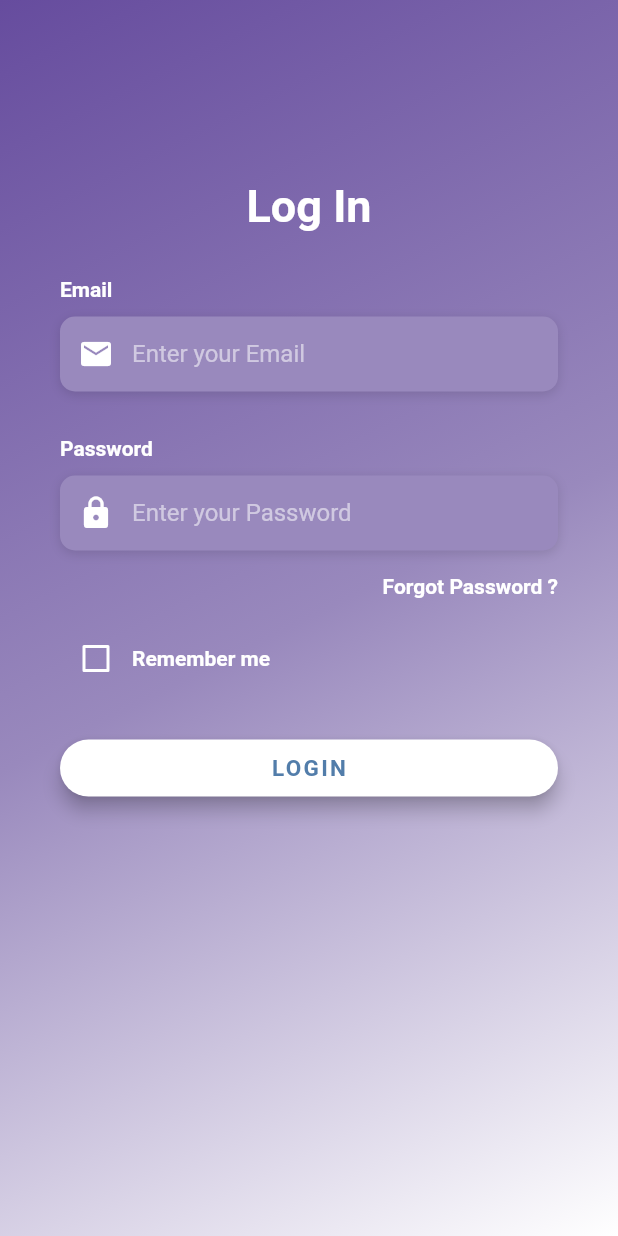
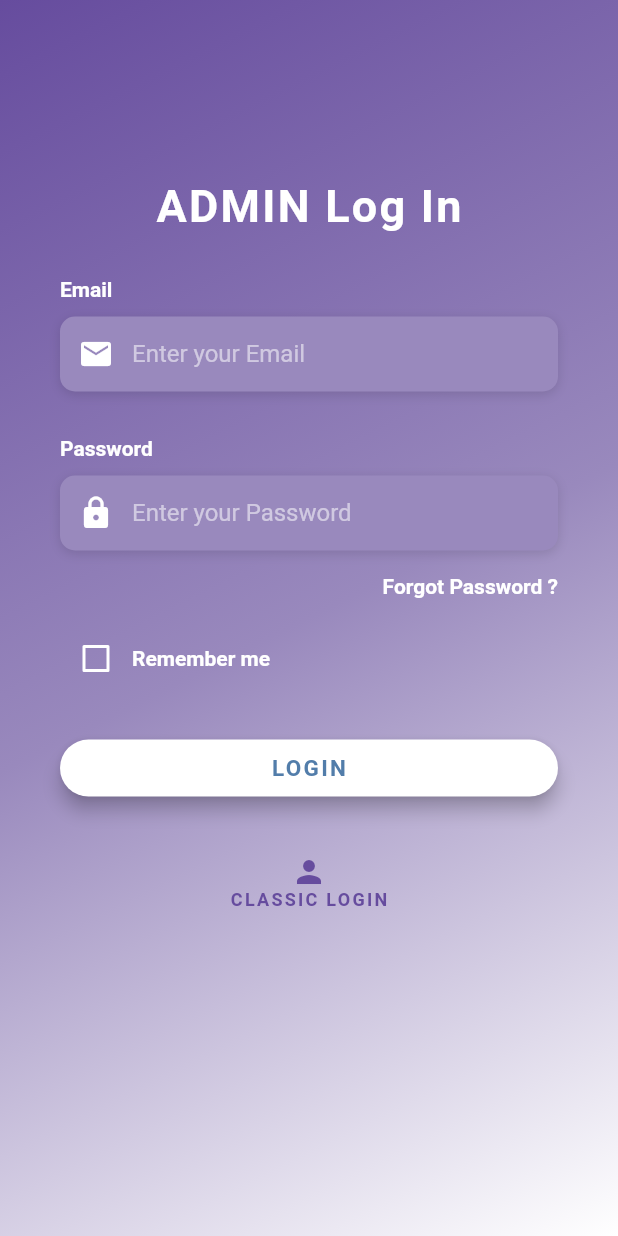
Before and after one commit to yenlydu/Fluttech, a Flutter app: the screen it shows after launch, after a tap on "Forgot Password ?", on a phone screen of 412 x 824 dp. Run offline on Flutter 3.47's test engine with Material 2 defaults, Android fonts, the phone set to English and light mode, and no system bars; our stand-ins replace carousel_slider, firebase_auth, firebase_core, image_picker, lite_rolling_switch, shared_preferences; missing offline and left inert: flappy_search_bar, flutter_statusbarcolor; accounts and stored records are empty; Roboto replaces fonts that are missing (OpenSans).

Commit message:
added admin page and starting find users page

```diff
--- a/lib/Model/Constants.dart
+++ b/lib/Model/Constants.dart
@@ -24,13 +24,75 @@ class Constants extends StatelessWidget {
   //BORDER TEMPLATE OF FRIENDS & SUBSCRIBERS
   Color friends_subscribers_border_color = new Color(0xFF0051FF);
 
-  //ICON
+  errorFieldAlert(BuildContext context) {
+    Widget okButton = FlatButton(
+      child: Text("OK"),
+      onPressed: () {Navigator.pop(context); },
+    );
 
+    // set up the AlertDialog
+    AlertDialog alert = AlertDialog(
+      title: Text("Fields empty"),
+      content: Text("Email or Password incorrect."),
+      actions: [
+        okButton,
+      ],
+    );
+
+    // show the dialog
+    showDialog(
+      context: context,
+      builder: (BuildContext context) {
+        return alert;
+      },
+    );
+  }
+
+
+  //CHANGE USER LOGIN PAGE
+  Widget buttonChangeUserPage(String displayedText, PageRouteBuilder route, BuildContext context) {
+    return Center(
+      child: FlatButton(
+        shape: RoundedRectangleBorder(
+          borderRadius: BorderRadius.circular(30.0),
+        ),
+
+        color: Colors.white.withOpacity(0),
+        onPressed: () => {  Navigator.push(
+        context,
+        route,
+        )
+      },
+        padding: EdgeInsets.all(8.0),
+        child: Column( // Replace with a Row for horizontal icon + text
+          children: <Widget>[
+            Icon(Icons.person,
+              color: Constants().app_color
+            ),
+            Text(
+              displayedText,
+              style: TextStyle(
+                letterSpacing: 1.5,
+                fontSize: 12.0,
+                fontWeight: FontWeight.bold,
+
+                color: Constants().app_color,
+                fontFamily: 'OpenSans',
+              ),
+            )
+          ],
+        ),
+      ),
+    );
+  }
   @override
   Widget build(BuildContext context) {
+
     return Container();
   }
 }
+
+//ICON
 
 final kHintTextStyle = TextStyle(
   color: Colors.white54,
--- /dev/null
+++ b/lib/Page/Admin/FindUsersPage/FindUsersPage.dart
@@ -0,0 +1,24 @@
+import 'package:flutter/material.dart';
+import 'package:flappy_search_bar/flappy_search_bar.dart';
+import '../../../Model/Constants.dart';
+
+class FindUsersPage extends StatefulWidget {
+  FindUsersPage();
+
+  @override
+  _FindUsersPageState createState() => _FindUsersPageState();
+
+}
+class _FindUsersPageState extends State<FindUsersPage> {
+  Widget build(BuildContext context) {
+    return Scaffold(
+      body: SafeArea(
+        child: Padding(
+          padding: const EdgeInsets.symmetric(horizontal: 20),
+          child: SearchBar(
+          ),
+        ),
+      ),
+    );
+  }
+}
--- /dev/null
+++ b/lib/Page/Admin/LoginPage/adminLoginPage.dart
@@ -0,0 +1,225 @@
+import 'package:flutter/material.dart';
+import 'package:flutter2/Page/LoginPage/login.dart';
+import 'package:flutter_statusbarcolor/flutter_statusbarcolor.dart';
+import '../../../Model/Constants.dart';
+import '../../CommonBackground.dart';
+
+class AdminLoginPage extends StatefulWidget {
+  AdminLoginPage();
+
+  @override
+  _AdminLoginPageState createState() => _AdminLoginPageState();
+
+}
+class _AdminLoginPageState extends State<AdminLoginPage> {
+  final emailTFController = TextEditingController();
+  final passwordTFController = TextEditingController();
+
+  bool _rememberme = false;
+  // LOGIN BUTTONS
+
+  Widget buildPasswordField() {
+    return Column(
+      crossAxisAlignment: CrossAxisAlignment.start,
+      children: <Widget>[
+        Text(
+          "Password",
+          style: kLabelStyle,
+        ),
+        SizedBox(
+          height: 10.0,
+        ),
+        Container(
+          alignment: Alignment.centerLeft,
+          decoration: kBoxDecorationStyle,
+          height: 50.0,
+          child: TextField(
+            controller: passwordTFController,
+            obscureText: true,
+            style: TextStyle(color: Colors.white),
+            decoration: InputDecoration(
+              border: InputBorder.none,
+              contentPadding: EdgeInsets.only(top: 14.0),
+              prefixIcon: Icon(Icons.lock, color: Colors.white),
+              hintText: "Enter your Password",
+              hintStyle: kHintTextStyle,
+            ),
+          ),
+        ),
+      ],
+    );
+  }
+  bool checkEmailPasswordCorrect(){
+    print(emailTFController.text.isEmpty);
+    if (emailTFController.text.isNotEmpty && passwordTFController.text.isNotEmpty) {
+      return  true;
+    }
+    return false;
+  }
+
+  Widget _buildEmailTF() {
+    return Column(
+      crossAxisAlignment: CrossAxisAlignment.start,
+      children: <Widget>[
+        Text(
+          "Email",
+          style: kLabelStyle,
+        ),
+        SizedBox(
+          height: 10.0,
+        ),
+        Container(
+          alignment: Alignment.centerLeft,
+          decoration: kBoxDecorationStyle,
+          height: 50.0,
+          child: TextField(
+            controller: emailTFController,
+
+            keyboardType: TextInputType.emailAddress,
+            style: TextStyle(color: Colors.white),
+            decoration: InputDecoration(
+              border: InputBorder.none,
+              contentPadding: EdgeInsets.only(top: 14.0),
+              prefixIcon: Icon(Icons.email, color: Colors.white),
+              hintText: "Enter your Email",
+              hintStyle: kHintTextStyle,
+            ),
+          ),
+        ),
+      ],
+    );
+  }
+
+
+
+
+  Widget _buildLoginBtn() {
+
+    return Container(
+      padding: EdgeInsets.symmetric(vertical: 25.0),
+      width: double.infinity,
+      child: RaisedButton(
+        elevation: 5.0,
+        onPressed: () =>
+        {
+          if (checkEmailPasswordCorrect() == false)
+            Constants().errorFieldAlert(context)
+          else
+            Navigator.pushNamed(context, '/admin/findUsers')
+
+      },
+        padding: EdgeInsets.all(10.0),
+        shape: RoundedRectangleBorder(
+          borderRadius: BorderRadius.circular(30.0),
+        ),
+        color: Colors.white,
+        child: Text(
+          'LOGIN',
+          style: TextStyle(
+            color: Color(0xFF527DAA),
+            letterSpacing: 1.5,
+            fontSize: 15.0,
+            fontWeight: FontWeight.bold,
+            fontFamily: 'OpenSans',
+          ),
+        ),
+      ),
+    );
+  }
+  Widget _buildForgotPasswordBT() {
+    return Container(
+      alignment: Alignment.centerRight,
+      child: FlatButton(
+        onPressed: () =>
+        {
+          Navigator.push(
+            context,
+            PageRouteBuilder(pageBuilder: (_, __, ___) => AdminLoginPage()),
+          )
+        },
+        padding: EdgeInsets.only(right: 0.0),
+        child: Text(
+          "Forgot Password ?",
+          style: kLabelStyle,
+        ),
+      ),
+    );
+  }
+  Widget _buildRememberMeCheckBox() {
+    return Container(
+      child: Row(
+        children: <Widget>[
+          Theme(
+            data: ThemeData(unselectedWidgetColor: Colors.white),
+            child: Checkbox(
+              value: _rememberme,
+              checkColor: Colors.green,
+              activeColor: Colors.white,
+              onChanged: (value) {
+                setState(() {
+                  _rememberme = value;
+                });
+              },
+            ),
+          ),
+          Text(
+            'Remember me',
+            style: kLabelStyle,
+          ),
+        ],
+      ),
+    );
+  }
+
+  @override
+  Widget build(BuildContext context) {
+    return Scaffold(
+
+      body: Stack(
+
+
+        children: <Widget> [
+          CommonBackground(),
+          Container(
+            padding: EdgeInsets.symmetric(
+              horizontal: 40.0,
+              vertical: 120.0,
+            ),
+            child: Column(
+
+              children:<Widget> [
+                Text(
+                  "ADMIN Log In",
+                  style: TextStyle(
+                    color: Colors.white,
+                    fontSize: 30.0,
+                    letterSpacing: 1.5,
+
+                    fontWeight: FontWeight.bold,
+                  ),
+                ),
+                SizedBox(
+                  height: 30.0,
+                ),
+
+                this._buildEmailTF(),
+                SizedBox(
+                  height: 30.0,
+                ),
+                this.buildPasswordField(),
+                _buildForgotPasswordBT(),
+                _buildRememberMeCheckBox(),
+                this._buildLoginBtn(),
+                Constants().buttonChangeUserPage("CLASSIC LOGIN", PageRouteBuilder(pageBuilder: (_, __, ___) => LoginPage()), context),
+                //this.buttonChangeUserPage("Non admin log in", PageRouteBuilder(pageBuilder: (_, __, ___) => LoginPage()), context),
+              ],
+            ),
+          ),
+        ],
+      ),
+
+
+    );
+
+  }
+}
--- /dev/null
+++ b/lib/Page/CommonBackground.dart
@@ -0,0 +1,20 @@
+import 'package:flutter/material.dart';
+import '../../Model/Constants.dart';
+
+class CommonBackground extends StatefulWidget {
+  @override
+  _CommonBackground createState() => _CommonBackground();
+}
+
+class _CommonBackground extends State<CommonBackground> {
+  @override
+  Widget build(BuildContext context) {
+    return Scaffold(
+      body: Container(
+        height: double.infinity,
+        width: double.infinity,
+        decoration: kBoxDecoration_BG,
+      ),
+    );
+  }
+}
--- a/lib/Page/LoginPage/login.dart
+++ b/lib/Page/LoginPage/login.dart
@@ -1,4 +1,7 @@
 import 'package:flutter/material.dart';
+import 'package:flutter2/Page/Admin/LoginPage/adminLoginPage.dart';
+import 'package:flutter2/Page/CommonBackground.dart';
+import 'package:lite_rolling_switch/lite_rolling_switch.dart';
 
 //File Page Includ
 import '../../Model/Constants.dart';
@@ -10,6 +13,7 @@ class LoginPage extends StatefulWidget {
 }
 
 class _LoginPageState extends State<LoginPage> {
+
   bool _rememberme = false;
 /*
   // Show Message in case of error (Not Use)
@@ -137,7 +141,13 @@ class _LoginPageState extends State<LoginPage> {
     return Container(
       alignment: Alignment.centerRight,
       child: FlatButton(
-        onPressed: () => print("Forgot Password Button Pressed"),
+        onPressed: () =>
+        {
+          Navigator.push(
+            context,
+            PageRouteBuilder(pageBuilder: (_, __, ___) => AdminLoginPage()),
+          )
+        },
         padding: EdgeInsets.only(right: 0.0),
         child: Text(
           "Forgot Password ?",
@@ -146,6 +156,7 @@ class _LoginPageState extends State<LoginPage> {
       ),
     );
   }
+
 
   Widget _buildLoginBtn() {
     return Container(
@@ -172,18 +183,17 @@ class _LoginPageState extends State<LoginPage> {
       ),
     );
   }
-
   @override
   Widget build(BuildContext context) {
+
     return Scaffold(
+
       body: Stack(
         children: <Widget>[
+          CommonBackground(),
+
           Container(
-            height: double.infinity,
-            width: double.infinity,
-            decoration: kBoxDecoration_BG,
-          ),
-          Container(
+
             height: double.infinity,
             child: SingleChildScrollView(
               physics: AlwaysScrollableScrollPhysics(),
@@ -213,7 +223,9 @@ class _LoginPageState extends State<LoginPage> {
                     _buildForgotPasswordBT(),
                     _buildRememberMeCheckBox(),
                     _buildLoginBtn(),
-                ],
+                    Constants().buttonChangeUserPage("ADMIN LOGIN", PageRouteBuilder(pageBuilder: (_, __, ___) => AdminLoginPage()), context)
+
+                  ]
               ),
             ),
           ),
--- a/lib/main.dart
+++ b/lib/main.dart
@@ -1,12 +1,17 @@
 import 'package:flutter/material.dart';
+import 'package:flutter2/Page/Admin/FindUsersPage/FindUsersPage.dart';
+import 'package:flutter2/Page/CommonBackground.dart';
 import 'package:flutter2/Page/Homepage/home.dart';
 import 'package:flutter_statusbarcolor/flutter_statusbarcolor.dart';
 import 'package:firebase_core/firebase_core.dart';
 import 'package:flutter/services.dart';
+import 'package:lite_rolling_switch/lite_rolling_switch.dart';
+import 'package:flutter2/Page/Admin/FindUsersPage/FindUsersPage.dart';
 
 //File Page Includ
 import 'Page/Homepage/home.dart';
 import 'Page/Homepage/profile.dart';
+import 'Page/Admin/LoginPage/adminLoginPage.dart';
 import 'Page/LoginPage/login.dart';
 import './Page/LoginPage/login.dart';
 import './Page/LoginPage/LoginPending.dart';
@@ -27,7 +32,6 @@ class MyApp extends StatefulWidget {
 
 class MyAppState extends State<MyApp> with WidgetsBindingObserver {
   static localuser.User currentUser;
-
   @override
   Widget build(BuildContext context) {
     SystemChrome.setPreferredOrientations([
@@ -35,16 +39,26 @@ class MyAppState extends State<MyApp> with WidgetsBindingObserver {
     ]);
     FlutterStatusbarcolor.setStatusBarColor(Constants().app_color);
     return MaterialApp(
+
       title: 'Fluffy',
       theme: ThemeData(
-        primarySwatch: Colors.deepPurple,
+        primarySwatch: Colors.green,
         visualDensity: VisualDensity.adaptivePlatformDensity,
       ),
-      home: LoginPage(),
-      //LoginPage(),
+      home: Scaffold(
+        body: Stack(
+            children: <Widget>[
+              LoginPage(),
+
+            ]
+        ),
+      ),
+
       routes: <String, WidgetBuilder>{
         '/login': (BuildContext context) => new LoginPage(),
         '/home': (BuildContext context) => new MyHomePage(),
+        '/admin/login': (BuildContext contect) => new AdminLoginPage(),
+        '/admin/findUsers': (BuildContext contect) => new FindUsersPage(),
       },
     );
   }
--- a/pubspec.yaml
+++ b/pubspec.yaml
@@ -14,6 +14,8 @@ dependencies:
     sdk: flutter
   path_provider: ^2.0.1
   js: ^0.6.2
+  lite_rolling_switch: ^0.1.1
+  flappy_search_bar: ^1.7.2
   shared_preferences: ^2.0.5
   firebase_core: ^1.0.4
   firebase_auth: ^1.1.1
```
Also changed, not shown: pubspec.lock. Lines whose indentation alone changed are shown as unchanged.
